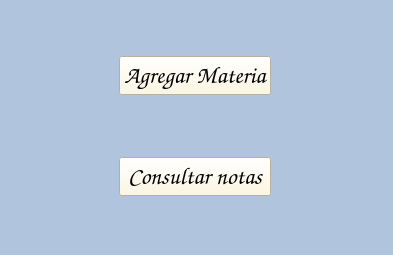
This is view/ui/despuesdeingreestu.ui in Juan961/POSM-Project as Qt 5 draws it before an edit. The edited form follows.
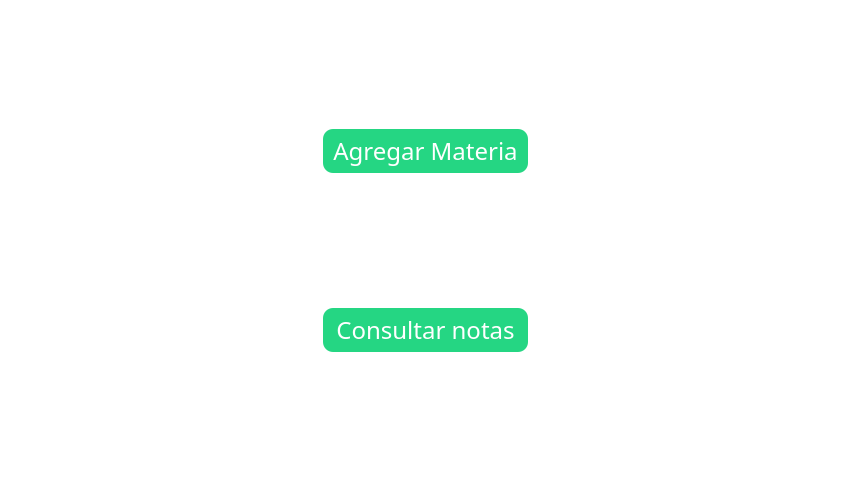
This is the edited form.

The edit to the form file:
```diff
--- a/view/ui/despuesdeingreestu.ui
+++ b/view/ui/despuesdeingreestu.ui
@@ -6,23 +6,23 @@
    <rect>
     <x>0</x>
     <y>0</y>
-    <width>393</width>
-    <height>255</height>
+    <width>854</width>
+    <height>480</height>
    </rect>
   </property>
   <property name="windowTitle">
    <string>Form</string>
   </property>
   <property name="styleSheet">
-   <string notr="true">background-color: rgb(176,196,222);</string>
+   <string notr="true">background-color: white;</string>
   </property>
   <widget class="QWidget" name="layoutWidget">
    <property name="geometry">
     <rect>
      <x>0</x>
      <y>0</y>
-     <width>390</width>
-     <height>252</height>
+     <width>851</width>
+     <height>481</height>
     </rect>
    </property>
    <layout class="QHBoxLayout" name="horizontalLayout">
@@ -58,14 +58,17 @@
        <widget class="QPushButton" name="agregar">
         <property name="font">
          <font>
-          <family>Comic Sans MS</family>
+          <family>Raleway Thin</family>
           <pointsize>18</pointsize>
-          <weight>75</weight>
-          <bold>true</bold>
+          <weight>50</weight>
+          <bold>false</bold>
          </font>
         </property>
         <property name="styleSheet">
-         <string notr="true">background-color: rgb(255, 248, 220);</string>
+         <string notr="true">background-color:#25D683;
+color: white;
+border-radius: 10px;
+padding: 5px 10px;</string>
         </property>
         <property name="text">
          <string>Agregar Materia</string>
@@ -89,14 +92,17 @@
        <widget class="QPushButton" name="consul">
         <property name="font">
          <font>
-          <family>Comic Sans MS</family>
+          <family>Raleway Thin</family>
           <pointsize>18</pointsize>
-          <weight>75</weight>
-          <bold>true</bold>
+          <weight>50</weight>
+          <bold>false</bold>
          </font>
         </property>
         <property name="styleSheet">
-         <string notr="true">background-color: rgb(255, 248, 220);</string>
+         <string notr="true">background-color:#25D683;
+color: white;
+border-radius: 10px;
+padding: 5px 10px;</string>
         </property>
         <property name="text">
          <string>Consultar notas</string>
```
Left out of the diff: 8 changed lines with no effect on the pictures.
